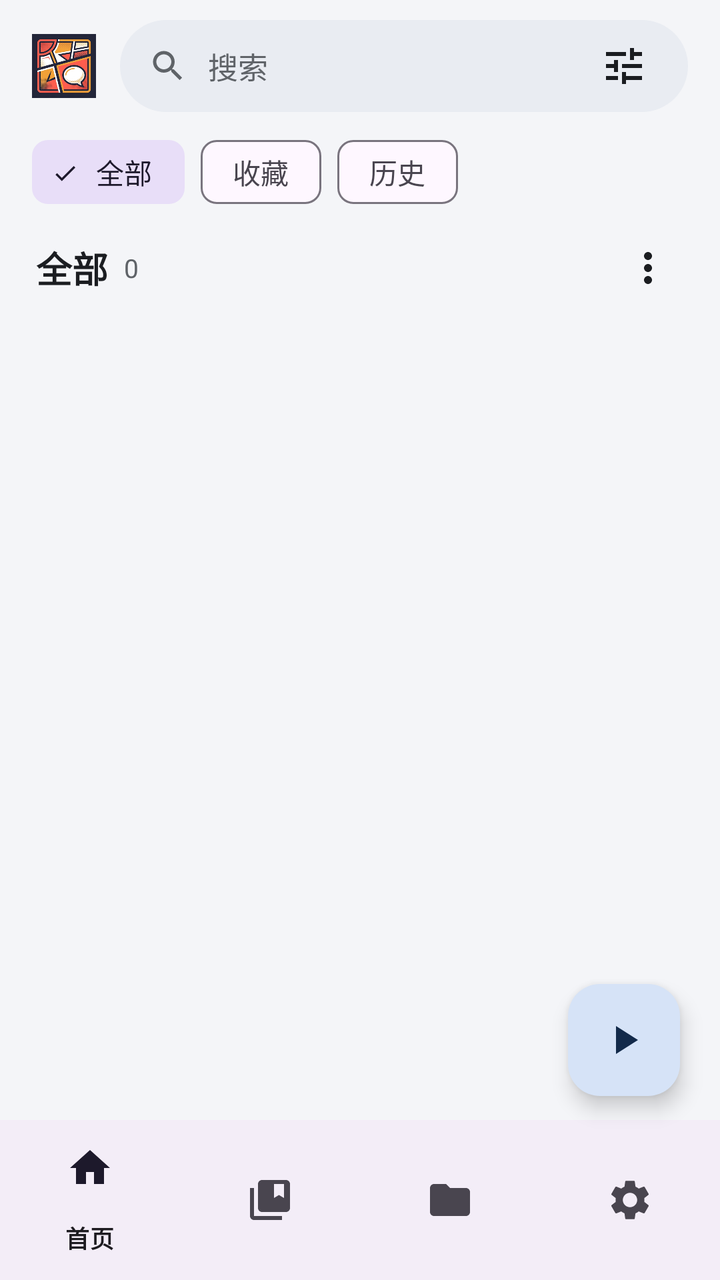
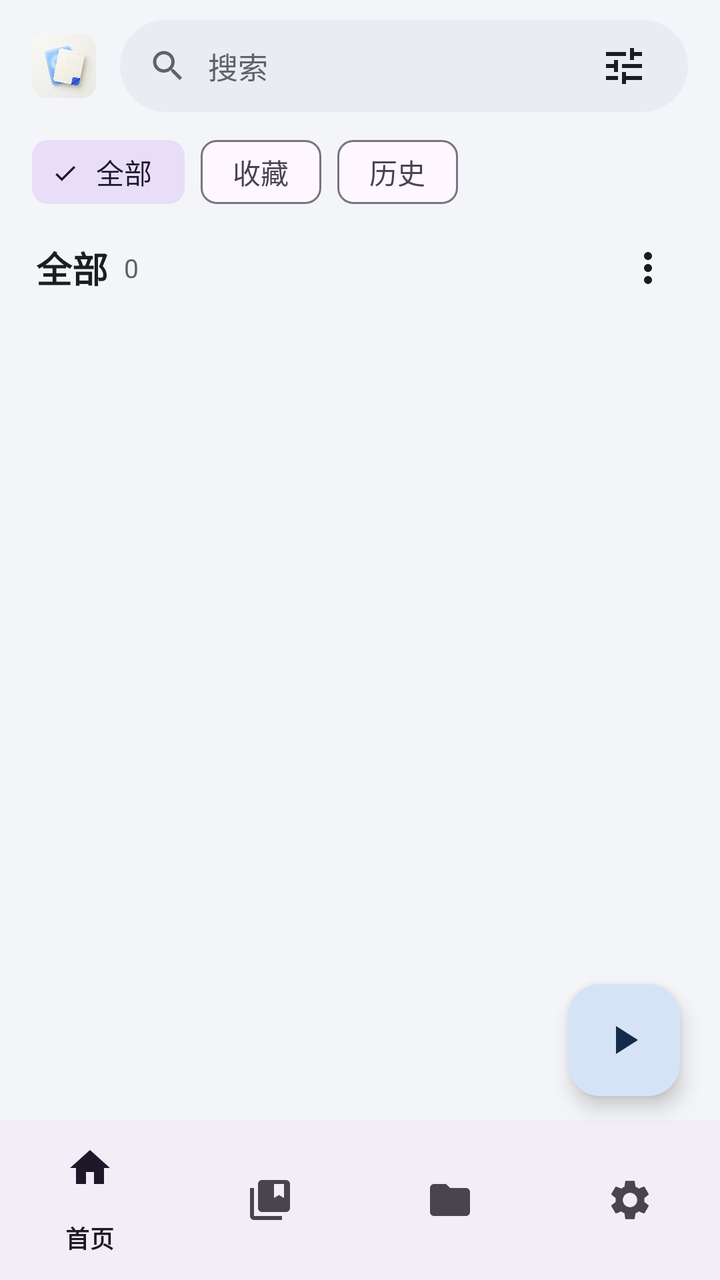

The first picture is an Android layout as it rendered before a commit; the second is the same layout after the commit. The layout source and the unified diff follow.
<!-- AndroidManifest.xml: application theme Theme.ArkReader -->
<!-- res/layout/activity_main.xml -->
<?xml version="1.0" encoding="utf-8"?>
<androidx.coordinatorlayout.widget.CoordinatorLayout xmlns:android="http://schemas.android.com/apk/res/android"
    xmlns:app="http://schemas.android.com/apk/res-auto"
    android:layout_width="match_parent"
    android:layout_height="match_parent"
    android:background="@color/surface_bg"
    android:fitsSystemWindows="true">

    <LinearLayout
        android:layout_width="match_parent"
        android:layout_height="match_parent"
        android:orientation="vertical">

        
        <LinearLayout
            android:layout_width="match_parent"
            android:layout_height="wrap_content"
            android:gravity="center_vertical"
            android:orientation="horizontal"
            android:paddingHorizontal="16dp"
            android:paddingTop="10dp"
            android:paddingBottom="6dp">

            <ImageView
                android:layout_width="32dp"
                android:layout_height="32dp"
                android:layout_marginEnd="12dp"
                android:contentDescription="@string/app_name"
                android:src="@drawable/ic_koma_logo" />

            <LinearLayout
                android:layout_width="0dp"
                android:layout_height="46dp"
                android:layout_weight="1"
                android:background="@drawable/bg_search_pill"
                android:gravity="center_vertical"
                android:orientation="horizontal"
                android:paddingHorizontal="14dp">

                <ImageView
                    android:layout_width="20dp"
                    android:layout_height="20dp"
                    android:src="@drawable/ic_search"
                    app:tint="@color/text_secondary" />

                <EditText
                    android:id="@+id/etSearch"
                    android:layout_width="0dp"
                    android:layout_height="match_parent"
                    android:layout_marginHorizontal="10dp"
                    android:layout_weight="1"
                    android:background="@null"
                    android:hint="@string/search_hint"
                    android:imeOptions="actionSearch"
                    android:inputType="text"
                    android:maxLines="1"
                    android:textColor="@color/text_primary"
                    android:textColorHint="@color/text_secondary"
                    android:textSize="15sp" />

                <ImageButton
                    android:id="@+id/btnFilterSort"
                    android:layout_width="36dp"
                    android:layout_height="36dp"
                    android:background="?attr/selectableItemBackgroundBorderless"
                    android:contentDescription="排序与显示"
                    android:src="@drawable/ic_tune"
                    app:tint="@color/text_primary" />
            </LinearLayout>
        </LinearLayout>

        
        <com.google.android.material.chip.ChipGroup
            android:id="@+id/chipGroupHome"
            android:layout_width="match_parent"
            android:layout_height="wrap_content"
            android:paddingHorizontal="16dp"
            app:selectionRequired="true"
            app:singleLine="true"
            app:singleSelection="true">

            <com.google.android.material.chip.Chip
                android:id="@+id/chipAll"
                style="@style/Widget.Material3.Chip.Filter"
                android:layout_width="wrap_content"
                android:layout_height="wrap_content"
                android:checked="true"
                android:text="@string/tab_all" />

            <com.google.android.material.chip.Chip
                android:id="@+id/chipFavorite"
                style="@style/Widget.Material3.Chip.Filter"
                android:layout_width="wrap_content"
                android:layout_height="wrap_content"
                android:text="@string/tab_favorite" />

            <com.google.android.material.chip.Chip
                android:id="@+id/chipHistory"
                style="@style/Widget.Material3.Chip.Filter"
                android:layout_width="wrap_content"
                android:layout_height="wrap_content"
                android:text="@string/tab_history" />
        </com.google.android.material.chip.ChipGroup>

        
        <LinearLayout
            android:layout_width="match_parent"
            android:layout_height="wrap_content"
            android:gravity="center_vertical"
            android:orientation="horizontal"
            android:paddingHorizontal="18dp"
            android:paddingVertical="6dp">

            <TextView
                android:id="@+id/tvSectionTitle"
                android:layout_width="wrap_content"
                android:layout_height="wrap_content"
                android:text="全部"
                android:textColor="@color/text_primary"
                android:textSize="18sp"
                android:textStyle="bold" />

            <TextView
                android:id="@+id/tvSectionCount"
                android:layout_width="0dp"
                android:layout_height="wrap_content"
                android:layout_marginStart="8dp"
                android:layout_weight="1"
                android:text="0"
                android:textColor="@color/text_secondary"
                android:textSize="13sp" />

            <ImageButton
                android:id="@+id/btnMore"
                android:layout_width="36dp"
                android:layout_height="36dp"
                android:background="?attr/selectableItemBackgroundBorderless"
                android:contentDescription="更多"
                android:src="@drawable/ic_more_vert"
                app:tint="@color/text_primary" />
        </LinearLayout>

        <FrameLayout
            android:layout_width="match_parent"
            android:layout_height="0dp"
            android:layout_weight="1">

            <androidx.recyclerview.widget.RecyclerView
                android:id="@+id/rvComics"
                android:layout_width="match_parent"
                android:layout_height="match_parent"
                android:clipToPadding="false"
                android:paddingHorizontal="12dp"
                android:paddingBottom="88dp" />

            <TextView
                android:id="@+id/tvEmpty"
                android:layout_width="wrap_content"
                android:layout_height="wrap_content"
                android:layout_gravity="center"
                android:gravity="center"
                android:lineSpacingExtra="6dp"
                android:padding="24dp"
                android:text="@string/empty_comics_tip"
                android:textColor="@color/text_secondary"
                android:textSize="15sp"
                android:visibility="gone" />
        </FrameLayout>

        <com.google.android.material.bottomnavigation.BottomNavigationView
            android:id="@+id/bottomNav"
            android:layout_width="match_parent"
            android:layout_height="wrap_content"
            app:menu="@menu/nav_main" />
    </LinearLayout>

    <com.google.android.material.floatingactionbutton.FloatingActionButton
        android:id="@+id/fabContinue"
        android:layout_width="wrap_content"
        android:layout_height="wrap_content"
        android:layout_gravity="bottom|end"
        android:layout_marginEnd="20dp"
        android:layout_marginBottom="92dp"
        android:contentDescription="@string/continue_reading"
        app:srcCompat="@drawable/ic_play" />

</androidx.coordinatorlayout.widget.CoordinatorLayout>
<!-- resources referenced by this layout -->
<resources>
  <color name="surface_bg">#F4F5F8</color>
  <color name="text_primary">#1B1D21</color>
  <color name="text_secondary">#5F6368</color>
  <!-- drawable bg_search_pill (drawable) -->
  <?xml version="1.0" encoding="utf-8"?>
  <shape xmlns:android="http://schemas.android.com/apk/res/android"
      android:shape="rectangle">
      <solid android:color="@color/surface_pill" />
      <corners android:radius="24dp" />
  </shape>
  <!-- drawable ic_koma_logo: png bitmap (drawable-nodpi, 111750 bytes) -->
  <!-- drawable ic_more_vert (drawable) -->
  <vector xmlns:android="http://schemas.android.com/apk/res/android"
      android:width="24dp"
      android:height="24dp"
      android:viewportWidth="24"
      android:viewportHeight="24">
      <path
          android:fillColor="#FF000000"
          android:pathData="M12,8c1.1,0 2,-0.9 2,-2s-0.9,-2 -2,-2 -2,0.9 -2,2 0.9,2 2,2zM12,10c-1.1,0 -2,0.9 -2,2s0.9,2 2,2 2,-0.9 2,-2 -0.9,-2 -2,-2zM12,16c-1.1,0 -2,0.9 -2,2s0.9,2 2,2 2,-0.9 2,-2 -0.9,-2 -2,-2z" />
  </vector>
  <!-- drawable ic_play (drawable) -->
  <vector xmlns:android="http://schemas.android.com/apk/res/android"
      android:width="24dp"
      android:height="24dp"
      android:viewportWidth="24"
      android:viewportHeight="24">
      <path
          android:fillColor="#FF000000"
          android:pathData="M8,5v14l11,-7z" />
  </vector>
  <!-- drawable ic_search (drawable) -->
  <vector xmlns:android="http://schemas.android.com/apk/res/android"
      android:width="24dp"
      android:height="24dp"
      android:viewportWidth="24"
      android:viewportHeight="24">
      <path
          android:fillColor="#FF000000"
          android:pathData="M15.5,14h-0.79l-0.28,-0.27C15.41,12.59 16,11.11 16,9.5 16,5.91 13.09,3 9.5,3S3,5.91 3,9.5 5.91,16 9.5,16c1.61,0 3.09,-0.59 4.23,-1.57l0.27,0.28v0.79l5,4.99L20.49,19l-4.99,-5zM9.5,14C7.01,14 5,11.99 5,9.5S7.01,5 9.5,5 14,7.01 14,9.5 11.99,14 9.5,14z" />
  </vector>
  <!-- drawable ic_tune (drawable) -->
  <vector xmlns:android="http://schemas.android.com/apk/res/android"
      android:width="24dp"
      android:height="24dp"
      android:viewportWidth="24"
      android:viewportHeight="24">
      <path
          android:fillColor="#FF000000"
          android:pathData="M3,17v2h6v-2H3zM3,5v2h10V5H3zM13,21v-2h8v-2h-8v-2h-2v6h2zM7,9v2H3v2h4v2h2V9H7zM21,13v-2H11v2h10zM15,9h2V7h4V5h-4V3h-2v6z" />
  </vector>
  <string name="app_name">漫格漫画</string>
  <string name="continue_reading">继续阅读</string>
  <string name="empty_comics_tip">暂无漫画\n点击右上角或前往「仓库」添加本地/WebDAV目录</string>
  <string name="search_hint">搜索</string>
  <string name="tab_all">全部</string>
  <string name="tab_favorite">收藏</string>
  <string name="tab_history">历史</string>
  <style name="Theme.ArkReader" parent="Theme.Material3.DayNight.NoActionBar">
          <item name="colorPrimary">#4A6FA5</item>
          <item name="colorPrimaryContainer">#D6E3F7</item>
          <item name="colorOnPrimaryContainer">#132A4A</item>
          <item name="android:windowBackground">@color/surface_bg</item>
          <item name="android:statusBarColor">@android:color/transparent</item>
          <item name="android:navigationBarColor">@android:color/transparent</item>
          <item name="android:windowLightStatusBar">true</item>
      </style>
  <color name="surface_pill">#E9ECF2</color>
</resources>

<!-- the commit's change to res/layout/activity_main.xml (unified diff, before → after) -->
@@ -70,37 +70,44 @@
         </LinearLayout>
 
         
-        <com.google.android.material.chip.ChipGroup
-            android:id="@+id/chipGroupHome"
+        <HorizontalScrollView
+            android:id="@+id/chipScroll"
             android:layout_width="match_parent"
             android:layout_height="wrap_content"
-            android:paddingHorizontal="16dp"
-            app:selectionRequired="true"
-            app:singleLine="true"
-            app:singleSelection="true">
+            android:scrollbars="none">
 
-            <com.google.android.material.chip.Chip
-                android:id="@+id/chipAll"
-                style="@style/Widget.Material3.Chip.Filter"
+            <com.google.android.material.chip.ChipGroup
+                android:id="@+id/chipGroupHome"
                 android:layout_width="wrap_content"
                 android:layout_height="wrap_content"
-                android:checked="true"
-                android:text="@string/tab_all" />
+                android:paddingHorizontal="16dp"
+                app:selectionRequired="true"
+                app:singleLine="true"
+                app:singleSelection="true">
 
-            <com.google.android.material.chip.Chip
-                android:id="@+id/chipFavorite"
-                style="@style/Widget.Material3.Chip.Filter"
-                android:layout_width="wrap_content"
-                android:layout_height="wrap_content"
-                android:text="@string/tab_favorite" />
+                <com.google.android.material.chip.Chip
+                    android:id="@+id/chipAll"
+                    style="@style/Widget.Material3.Chip.Filter"
+                    android:layout_width="wrap_content"
+                    android:layout_height="wrap_content"
+                    android:checked="true"
+                    android:text="@string/tab_all" />
 
-            <com.google.android.material.chip.Chip
-                android:id="@+id/chipHistory"
-                style="@style/Widget.Material3.Chip.Filter"
-                android:layout_width="wrap_content"
-                android:layout_height="wrap_content"
-                android:text="@string/tab_history" />
-        </com.google.android.material.chip.ChipGroup>
+                <com.google.android.material.chip.Chip
+                    android:id="@+id/chipFavorite"
+                    style="@style/Widget.Material3.Chip.Filter"
+                    android:layout_width="wrap_content"
+                    android:layout_height="wrap_content"
+                    android:text="@string/tab_favorite" />
+
+                <com.google.android.material.chip.Chip
+                    android:id="@+id/chipHistory"
+                    style="@style/Widget.Material3.Chip.Filter"
+                    android:layout_width="wrap_content"
+                    android:layout_height="wrap_content"
+                    android:text="@string/tab_history" />
+            </com.google.android.material.chip.ChipGroup>
+        </HorizontalScrollView>
 
         
         <LinearLayout
<!-- resource entries referenced after the edit -->
@@ -10,7 +10,7 @@
       <solid android:color="@color/surface_pill" />
       <corners android:radius="24dp" />
   </shape>
-  <!-- drawable ic_koma_logo: png bitmap (drawable-nodpi, 111750 bytes) -->
+  <!-- drawable ic_koma_logo: png bitmap (drawable-nodpi, 337918 bytes) -->
   <!-- drawable ic_more_vert (drawable) -->
   <vector xmlns:android="http://schemas.android.com/apk/res/android"
       android:width="24dp"
